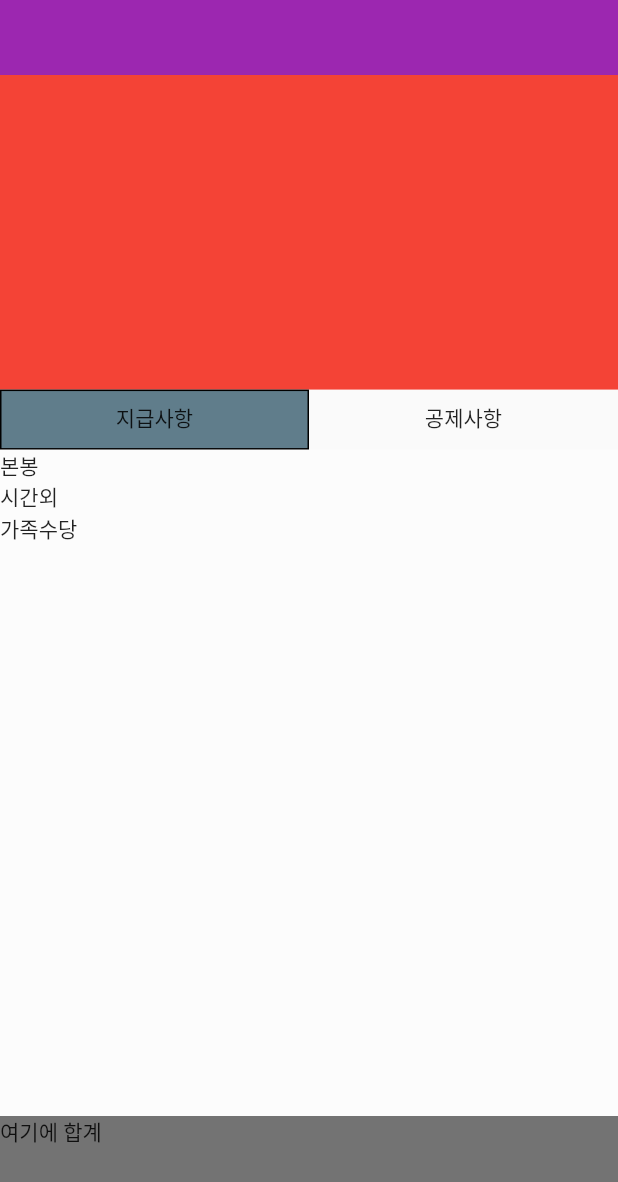
After one commit to pencilwith-front/flutter_wellivfs, a Flutter app: the PaymentPage screen opened directly, on a phone screen of 412 x 824 dp. The commit adds this screen. Shown: the top 1182 px of the screen. Run offline on Flutter 3.47's test engine with Material 2 defaults, Android fonts, the phone set to English and light mode, and no system bars; our stand-ins replace get, rxdart, shared_preferences; accounts and stored records are empty; network calls fail.

Commit message:
today work

```diff
--- a/lib/main.dart
+++ b/lib/main.dart
@@ -148,7 +148,7 @@ class _MyAppState extends State<MyApp> with SingleTickerProviderStateMixin {
 
   void _doSomething() async {
     if (_idController.text.length == 0) {
-      Get.snackbar('사번 오류', '사번이 입력되지 않았습니다.',
+      Get.snackbar('사번 공백', '사번이 입력되지 않았습니다.',
           snackPosition: SnackPosition.TOP);
       _idFocusNode.requestFocus();
       _btnController.error();
@@ -156,7 +156,7 @@ class _MyAppState extends State<MyApp> with SingleTickerProviderStateMixin {
         _btnController.reset();
       });
     } else if (_pwdController.text.length == 0) {
-      Get.snackbar('비밀번호 오류', '비밀번호가 입력되지 않았습니다.',
+      Get.snackbar('비밀번호 공백', '비밀번호가 입력되지 않았습니다.',
           snackPosition: SnackPosition.TOP);
       _pwdFocusNode.requestFocus();
       _btnController.error();
--- /dev/null
+++ b/lib/models/paymentmodel.dart
@@ -0,0 +1,98 @@
+class PaymentModel {
+  List<DLIST> dLIST;
+  List<PLIST> pLIST;
+
+  PaymentModel({this.dLIST, this.pLIST});
+
+  PaymentModel.fromJson(Map<String, dynamic> json) {
+    if (json['DLIST'] != null) {
+      dLIST = new List<DLIST>();
+      json['DLIST'].forEach((v) {
+        dLIST.add(new DLIST.fromJson(v));
+      });
+    }
+    if (json['PLIST'] != null) {
+      pLIST = new List<PLIST>();
+      json['PLIST'].forEach((v) {
+        pLIST.add(new PLIST.fromJson(v));
+      });
+    }
+  }
+
+  Map<String, dynamic> toJson() {
+    final Map<String, dynamic> data = new Map<String, dynamic>();
+    if (this.dLIST != null) {
+      data['DLIST'] = this.dLIST.map((v) => v.toJson()).toList();
+    }
+    if (this.pLIST != null) {
+      data['PLIST'] = this.pLIST.map((v) => v.toJson()).toList();
+    }
+    return data;
+  }
+}
+
+class DLIST {
+  String wAGEID;
+  String wAGEITEMCODE;
+  String cODE;
+  String sLRYPAYYYMM;
+  String cALCAMT;
+
+  DLIST(
+      {this.wAGEID,
+      this.wAGEITEMCODE,
+      this.cODE,
+      this.sLRYPAYYYMM,
+      this.cALCAMT});
+
+  DLIST.fromJson(Map<String, dynamic> json) {
+    wAGEID = json['WAGE_ID'];
+    wAGEITEMCODE = json['WAGE_ITEM_CODE'];
+    cODE = json['CODE'];
+    sLRYPAYYYMM = json['SLRY_PAY_YYMM'];
+    cALCAMT = json['CALC_AMT'];
+  }
+
+  Map<String, dynamic> toJson() {
+    final Map<String, dynamic> data = new Map<String, dynamic>();
+    data['WAGE_ID'] = this.wAGEID;
+    data['WAGE_ITEM_CODE'] = this.wAGEITEMCODE;
+    data['CODE'] = this.cODE;
+    data['SLRY_PAY_YYMM'] = this.sLRYPAYYYMM;
+    data['CALC_AMT'] = this.cALCAMT;
+    return data;
+  }
+}
+
+class PLIST {
+  String wAGEID;
+  String wAGEITEMCODE;
+  String cODE;
+  String sLRYPAYYYMM;
+  String cALCAMT;
+
+  PLIST(
+      {this.wAGEID,
+      this.wAGEITEMCODE,
+      this.cODE,
+      this.sLRYPAYYYMM,
+      this.cALCAMT});
+
+  PLIST.fromJson(Map<String, dynamic> json) {
+    wAGEID = json['WAGE_ID'];
+    wAGEITEMCODE = json['WAGE_ITEM_CODE'];
+    cODE = json['CODE'];
+    sLRYPAYYYMM = json['SLRY_PAY_YYMM'];
+    cALCAMT = json['CALC_AMT'];
+  }
+
+  Map<String, dynamic> toJson() {
+    final Map<String, dynamic> data = new Map<String, dynamic>();
+    data['WAGE_ID'] = this.wAGEID;
+    data['WAGE_ITEM_CODE'] = this.wAGEITEMCODE;
+    data['CODE'] = this.cODE;
+    data['SLRY_PAY_YYMM'] = this.sLRYPAYYYMM;
+    data['CALC_AMT'] = this.cALCAMT;
+    return data;
+  }
+}
--- a/lib/paymentpage.dart
+++ b/lib/paymentpage.dart
@@ -1,10 +1,140 @@
-import 'package:flutter/cupertino.dart';
+import 'dart:convert';
 
-class PaymentPage extends StatelessWidget {
+import 'package:flutter/material.dart';
+import 'package:flutter_wellivfs/models/getxmodel.dart';
+import 'package:flutter_wellivfs/models/login.dart';
+import 'package:flutter_wellivfs/models/paymentmodel.dart';
+import 'package:flutter_wellivfs/peepage.dart';
+import 'package:get/get.dart';
+import 'package:http/http.dart' as http;
+
+class PaymentPage extends StatefulWidget {
+  @override
+  _PaymentPageState createState() => _PaymentPageState();
+}
+
+class _PaymentPageState extends State<PaymentPage>
+    with SingleTickerProviderStateMixin {
+  TabController _controller;
+  PaymentModel pm;
+  List<Widget> _pageList = [PeePage(), Text('공제사항')];
+  final GetCustomCtl _gc = Get.put(GetCustomCtl());
+
+  @override
+  void initState() {
+    //print(_gc.employee.mainData.first.eMPNAMEKOR);
+
+    _controller = TabController(length: 2, vsync: this);
+    _controller.addListener(() {
+      setState(() {
+        //TODO
+      });
+      print("Selected Index: " + _controller.index.toString());
+    });
+
+    Future<PaymentModel> futurePM = _makingList();
+    super.initState();
+  }
+
+  @override
+  void didChangeDependencies() {
+    //TODO dismiss keyboard
+    FocusScope.of(context).requestFocus(FocusNode());
+    super.didChangeDependencies();
+  }
+
+  @override
+  void dispose() {
+    _controller.dispose();
+    super.dispose();
+  }
+
   @override
   Widget build(BuildContext context) {
-    return Container(
-      child: Text('1'),
+    return Scaffold(
+      bottomSheet: Container(
+        color: Colors.black54,
+        width: double.infinity,
+        height: 80,
+        child: Text('여기에 합계'),
+      ),
+      appBar: PreferredSize(
+        preferredSize: Size.fromHeight(50.0),
+        child: Column(
+          children: [
+            Spacer(),
+            Container(
+              height: 50,
+              color: Colors.purple,
+            )
+          ],
+        ),
+      ),
+      body: Column(
+        children: [
+          Expanded(
+            flex: 2,
+            child: Container(
+              color: Colors.red,
+            ),
+          ),
+          Container(
+            height: 40,
+            child: TabBar(
+              indicator: BoxDecoration(
+                  color: Colors.blueGrey, border: Border.all(width: 1)),
+              controller: _controller,
+              tabs: [
+                Text(
+                  '지급사항',
+                  style: Theme.of(context).textTheme.bodyText1,
+                ),
+                Text(
+                  '공제사항',
+                  style: Theme.of(context).textTheme.bodyText1,
+                ),
+              ],
+            ),
+          ),
+          Expanded(
+            flex: 5,
+            child: Container(
+              height: 200,
+              color: Colors.white30,
+              child: TabBarView(
+                controller: _controller,
+                children: _pageList,
+              ),
+            ),
+          ),
+        ],
+      ),
     );
   }
+
+  Future<PaymentModel> _makingList() async {
+    var url = 'https://m.welliv.co.kr/android_app/fs/flutter_fsp.jsp';
+
+    var response = await http.post(url, headers: <String, String>{
+      'Content-Type': 'application/x-www-form-urlencoded'
+    }, body: <String, String>{
+      'pDate': '',
+      'pEmployee': '',
+      'pCoCode': '',
+      'pKind': ''
+    });
+
+    if (response.statusCode == 200) {
+      var jsonResponse = jsonDecode(response.body);
+      pm = PaymentModel.fromJson(jsonResponse);
+      if (pm.pLIST.length == 0) {
+        return null;
+      } else {
+        return pm;
+      }
+    } else {
+      print('Request failed with status: ${response.statusCode}.');
+      return null;
+    }
+  }
 }
--- /dev/null
+++ b/lib/peepage.dart
@@ -0,0 +1,24 @@
+import 'package:flutter/material.dart';
+
+class PeePage extends StatelessWidget {
+  List<Map<String, String>> _paymentList = [
+    {'본봉': '1000000'},
+    {'시간외': '10000'},
+    {'가족수당': '5000'},
+  ];
+
+  @override
+  Widget build(BuildContext context) {
+    return Container(
+        child: ListView.builder(
+      itemBuilder: (context, index) {
+        return Container(
+            child: Text(_paymentList[index].keys.join('').toString()));
+        // return Container(
+        //     child:
+        //         Text(_paymentList.elementAt(index).keys.join("").toString()));
+      },
+      itemCount: _paymentList.length,
+    ));
+  }
+}
```
Also changed, not shown: 3 other files.
